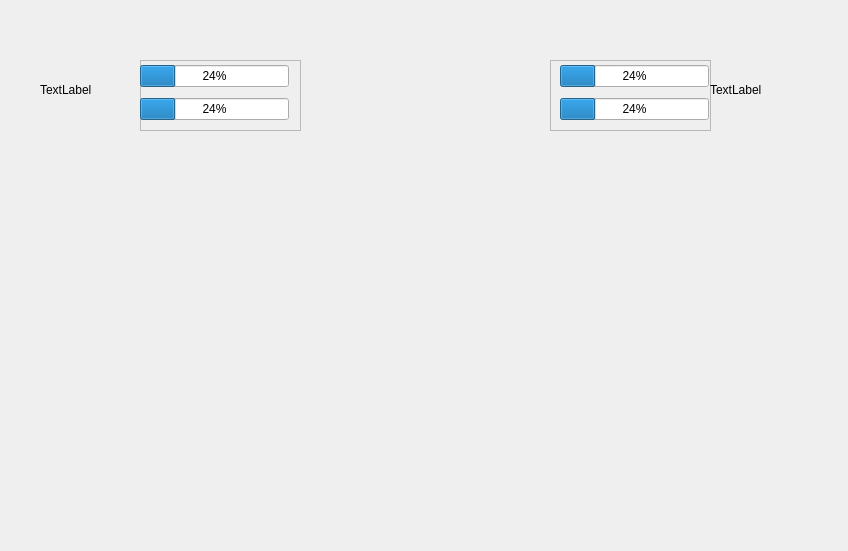
Before: the Qt Designer form gui/CombateWidget.ui in AngOm06/DB-Tournament, drawn with Qt 5.
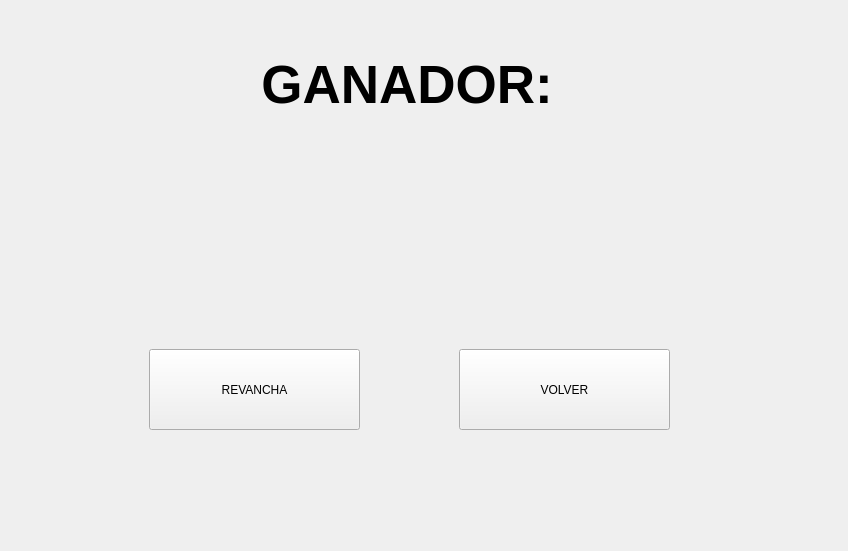
After: the same form once the commit is applied. Custom widgets are drawn as their Qt base class.

```diff
--- a/gui/CombateWidget.ui
+++ b/gui/CombateWidget.ui
@@ -13,6 +13,44 @@
   <property name="windowTitle">
    <string>Form</string>
   </property>
+  <widget class="QStackedWidget" name="stackedWidget">
+   <property name="geometry">
+    <rect>
+     <x>-1</x>
+     <y>-1</y>
+     <width>851</width>
+     <height>551</height>
+    </rect>
+   </property>
+   <property name="currentIndex">
+    <number>2</number>
+   </property>
+   <widget class="QWidget" name="pageCountDown">
+    <widget class="CountDownWidget" name="countDownWidget">
+     <property name="geometry">
+      <rect>
+       <x>380</x>
+       <y>40</y>
+       <width>91</width>
+       <height>91</height>
+      </rect>
+     </property>
+    </widget>
+   </widget>
+   <widget class="QWidget" name="pageCombat">
+    <widget class="QLabel" name="labelPortadaJugador">
+     <property name="geometry">
+      <rect>
+       <x>40</x>
+       <y>40</y>
+       <width>101</width>
+       <height>99</height>
+      </rect>
+     </property>
+     <property name="text">
+      <string>TextLabel</string>
+     </property>
+    </widget>
   <widget class="QFrame" name="frameHUDJugador">
    <property name="geometry">
     <rect>
@@ -92,19 +130,6 @@
     <string/>
    </property>
   </widget>
-  <widget class="QLabel" name="labelPortadaJugador">
-   <property name="geometry">
-    <rect>
-     <x>40</x>
-     <y>40</y>
-     <width>101</width>
-     <height>99</height>
-    </rect>
-   </property>
-   <property name="text">
-    <string>TextLabel</string>
-   </property>
-  </widget>
   <widget class="QFrame" name="frameHUDOponente">
    <property name="geometry">
     <rect>
@@ -161,6 +186,68 @@
    </property>
   </widget>
  </widget>
+   <widget class="QWidget" name="pageResultado">
+    <widget class="QLabel" name="labelResultado">
+     <property name="geometry">
+      <rect>
+       <x>50</x>
+       <y>40</y>
+       <width>731</width>
+       <height>91</height>
+      </rect>
+     </property>
+     <property name="font">
+      <font>
+       <pointsize>40</pointsize>
+       <bold>true</bold>
+      </font>
+     </property>
+     <property name="alignment">
+      <set>Qt::AlignCenter</set>
+     </property>
+     <property name="text">
+      <string>GANADOR: </string>
+     </property>
+    </widget>
+    <widget class="QPushButton" name="btnRevancha">
+     <property name="geometry">
+      <rect>
+       <x>150</x>
+       <y>350</y>
+       <width>211</width>
+       <height>81</height>
+      </rect>
+     </property>
+     <property name="text">
+      <string>REVANCHA</string>
+     </property>
+    </widget>
+    <widget class="QPushButton" name="btnVolver">
+     <property name="geometry">
+      <rect>
+       <x>460</x>
+       <y>350</y>
+       <width>211</width>
+       <height>81</height>
+      </rect>
+     </property>
+     <property name="text">
+      <string>VOLVER</string>
+     </property>
+    </widget>
+   </widget>
+  </widget>
+ </widget>
+ <customwidgets>
+  <customwidget>
+   <class>CountDownWidget</class>
+   <extends>QLabel</extends>
+   <header>CountDownWidget.h</header>
+   <slots>
+    <signal>finished()</signal>
+   </slots>
+  </customwidget>
+ </customwidgets>
  <resources/>
  <connections/>
 </ui>
```
Left out of the diff: 22 changed lines with no effect on the pictures. Lines whose indentation alone changed are shown as unchanged.
